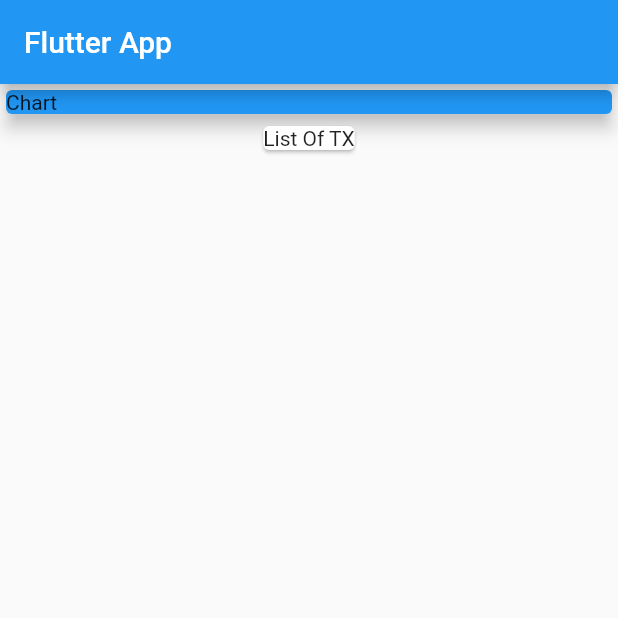
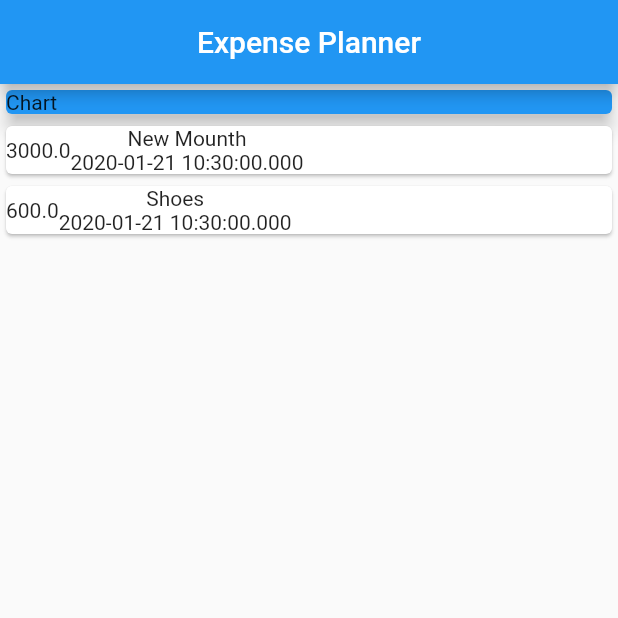
Before and after one commit to ahmed3ssem/ExpensePlanner-FlutterApp, a Flutter app: the screen it shows after launch, on a phone screen of 412 x 824 dp, the top half of it. Run offline on Flutter 3.47's test engine with Material 2 defaults, Android fonts, the phone set to English and light mode, and no system bars.

Commit message:
Building a Custom List Item

```diff
--- a/lib/main.dart
+++ b/lib/main.dart
@@ -23,7 +23,8 @@ class MyHomePage extends StatelessWidget {
   Widget build(BuildContext context) {
     return Scaffold(
         appBar: AppBar(
-          title: Text('Flutter App'),
+          title: Text('Expense Planner'),
+          centerTitle: true,
         ),
         body: Column(
           children: <Widget>[
@@ -35,9 +36,23 @@ class MyHomePage extends StatelessWidget {
               elevation: 5,
             ),
             ),
-            Card(
-              child: Text("List Of TX"),
-            )
+           Column(
+             children: transaction.map((tx){
+               return Card(
+                 child: Row(
+                   children: <Widget>[
+                     Container(child: Text(tx.amount.toString()),),
+                     Column(
+                       children: <Widget>[
+                         Text(tx.tittle),
+                         Text(tx.date.toString())
+                       ],
+                     )
+                   ],
+                 ),
+               );
+             }).toList()
+             ),
           ],
         ));
   }
--- /dev/null
+++ b/lib/transaction.dart
@@ -0,0 +1,15 @@
+import 'package:flutter/cupertino.dart';
+
+class Transaction {
+  final String id;
+  final String tittle;
+  final double amount;
+  final DateTime date;
+
+  Transaction({
+    @required this.id,
+    @required this.tittle,
+    @required this.amount,
+    @required this.date
+  });
+}
```
